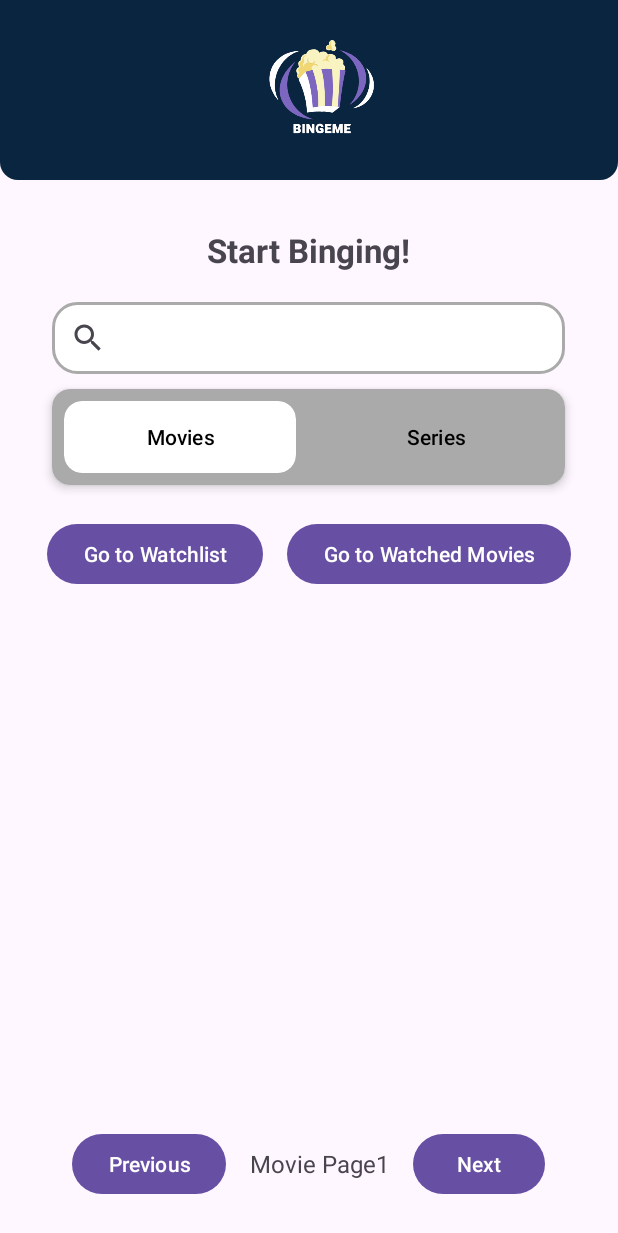
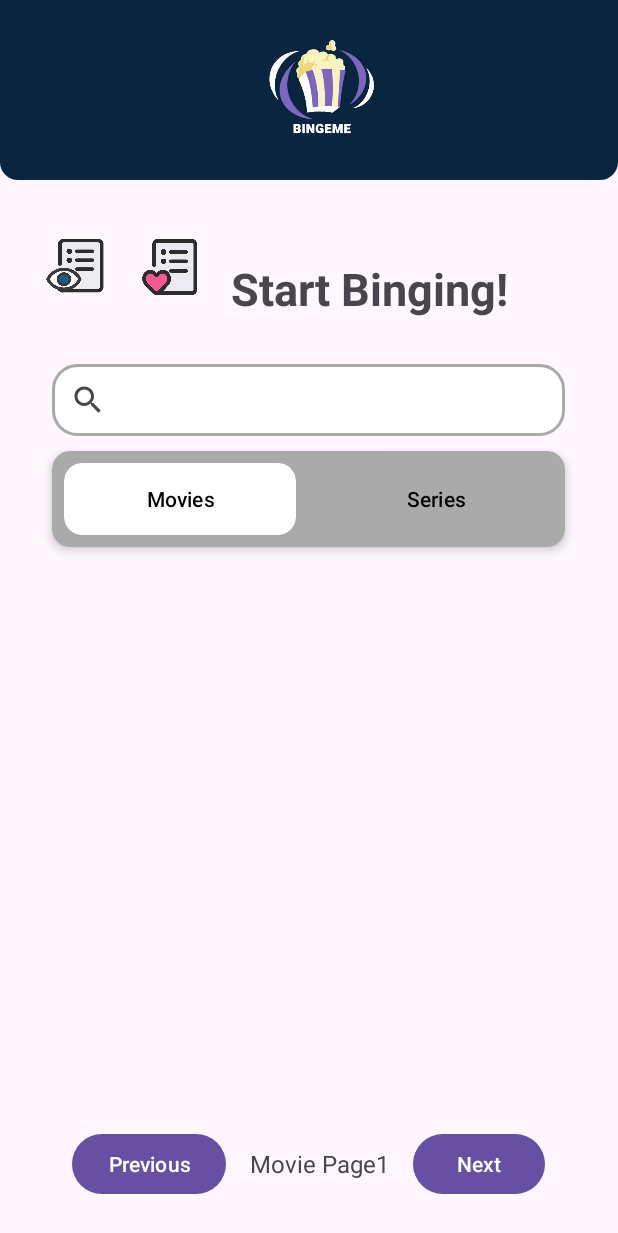
Before and after one commit to IdanVahab/BingeMe, an Android app: the screen it shows after launch (MainActivity), on a phone screen of 412 x 824 dp. Shown: the top 1233 px of the screen. Run offline under Robolectric (Android 15) with nearby library versions, the light colour scheme and no system bars; our stand-ins replace Dagger/Hilt's generated code, Room's generated code, navigation-ui, paging; pictures from the network do not load.

Commit message:
תיקון הכפתורים לעבור לרשימת מועדפים/ רשימת סרטים

```diff
--- a/app/src/main/res/layout/fragment_main.xml
+++ b/app/src/main/res/layout/fragment_main.xml
@@ -9,17 +9,66 @@
     xmlns:tools="http://schemas.android.com/tools"
     tools:context=".presentation.ui.main.MainFragment"
     android:padding="16dp">
+    <!-- 🔹 Navigation Buttons -->
+    <LinearLayout
+        android:layout_width="match_parent"
+        android:layout_height="wrap_content"
+        android:orientation="horizontal"
+        android:paddingBottom="18dp"
+        android:layout_marginTop="12dp">
 
         <!-- 🔹 Main Title -->
+
+        <LinearLayout
+            android:layout_width="wrap_content"
+            android:layout_height="wrap_content"
+            android:orientation="horizontal"
+            android:gravity="start"
+            android:layout_gravity="start">
+
+            <com.google.android.material.button.MaterialButton
+                android:id="@+id/favorite_button"
+                android:layout_width="68dp"
+                android:layout_height="wrap_content"
+                android:backgroundTint="@android:color/transparent"
+                android:text=""
+                app:icon="@drawable/watched_list_icon"
+                app:iconGravity="textStart"
+                app:iconPadding="0dp"
+                app:iconSize="40dp"
+                app:iconTint="@null" />
+
+
+            <com.google.android.material.button.MaterialButton
+                android:id="@+id/watchedButton"
+                android:layout_width="59dp"
+                android:layout_height="wrap_content"
+                android:backgroundTint="@android:color/transparent"
+                android:text=""
+                app:icon="@drawable/favorite_list_icon"
+                app:iconGravity="textStart"
+                app:iconPadding="0dp"
+                app:iconSize="40dp"
+                app:iconTint="@null" />
+
+        </LinearLayout>
+
         <TextView
             android:id="@+id/mainTitle"
             android:layout_width="wrap_content"
             android:layout_height="wrap_content"
+            android:layout_gravity="center"
+            android:layout_marginStart="10dp"
+            android:layout_marginTop="16dp"
+            android:gravity="center"
+            android:paddingBottom="8dp"
             android:text="@string/start_binging"
-        android:textSize="22sp"
-        android:textStyle="bold"
-        android:paddingBottom="8dp"
-        android:layout_marginTop="16dp"/>
+            android:textSize="30dp"
+            android:textStyle="bold" />
+
+
+    </LinearLayout>
+
 
     <!-- 🔹 Search View -->
     <androidx.appcompat.widget.SearchView
@@ -44,7 +93,7 @@
         <LinearLayout
             android:id="@+id/toggleButtonsContainer"
             android:layout_width="342dp"
-            android:layout_height="match_parent"
+            android:layout_height="wrap_content"
             android:gravity="center_horizontal"
             android:orientation="horizontal"
             >
@@ -62,7 +111,7 @@
 
                 <Button
                     android:id="@+id/moviesButton"
-                    android:layout_width="match_parent"
+                    android:layout_width="wrap_content"
                     android:layout_height="match_parent"
                     android:layout_gravity="center"
                     android:backgroundTint="@android:color/transparent"
@@ -84,7 +133,7 @@
 
                 <Button
                     android:id="@+id/seriesButton"
-                    android:layout_width="match_parent"
+                    android:layout_width="wrap_content"
                     android:layout_height="match_parent"
                     android:layout_gravity="center"
                     android:backgroundTint="@android:color/transparent"
@@ -97,30 +146,8 @@
     </androidx.cardview.widget.CardView>
 
 
-    <!-- 🔹 Navigation Buttons -->
-    <LinearLayout
-        android:layout_width="match_parent"
-        android:layout_height="wrap_content"
-        android:orientation="horizontal"
-        android:gravity="center"
-        android:paddingBottom="18dp"
-        android:layout_marginTop="12dp">
 
-        <Button
-            android:id="@+id/favorite_button"
-            android:layout_width="wrap_content"
-            android:layout_height="wrap_content"
 
-            android:layout_marginEnd="8dp"
-            android:text="@string/go_to_watchlist" />
-
-        <Button
-            android:id="@+id/watchedButton"
-            android:layout_width="wrap_content"
-            android:layout_height="wrap_content"
-            android:text="@string/go_to_watched_movies"
-            android:layout_marginStart="8dp"/>
-    </LinearLayout>
 
     <!-- 🔹 Progress Bar -->
     <ProgressBar
--- a/app/src/main/res/values/strings.xml
+++ b/app/src/main/res/values/strings.xml
@@ -22,11 +22,10 @@
         <string name="next">Next</string>
         <string name="series_page">Series Page </string>
         <string name="movie_page">Movie Page </string>
-        <string name="go_to_watchlist">Go to Watchlist</string>
-        <string name="go_to_watched_movies">Go to Watched Movies</string>
+        <string name="go_to_favorite">Go to Favorite List</string>
+        <string name="go_to_watched">Go to Watched List</string>
         <string name="movies">Movies</string>
         <string name="series">Series</string>
-        <string name="start_binging">Start Binging!</string>
         <string name="favorite">Favorite</string>
         <string name="added_to_favorites">%1$s added to favorites.</string>
         <string name="removed_from_favorites">%1$s removed from favorites.</string>
```
Also changed, not shown: app/src/main/res/layout/fragment_series.xml (deleted, +0 -28 lines), 1 other file. Lines whose indentation alone changed are shown as unchanged.
